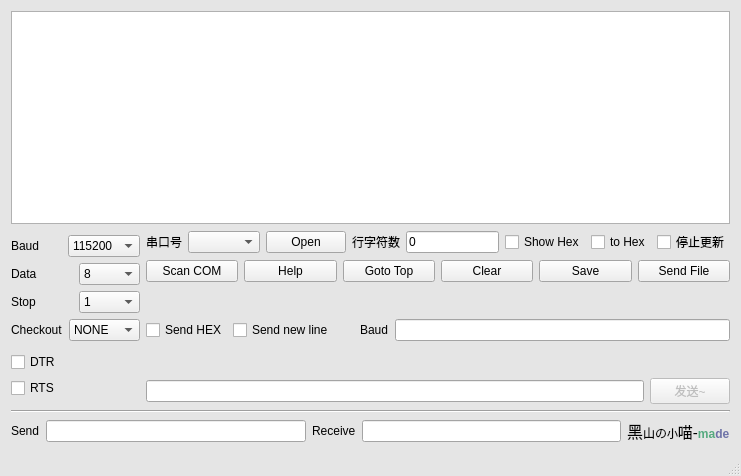
Qt form mqserial.ui (blackmiaoOL/Qt_Serial_Class) before a commit.
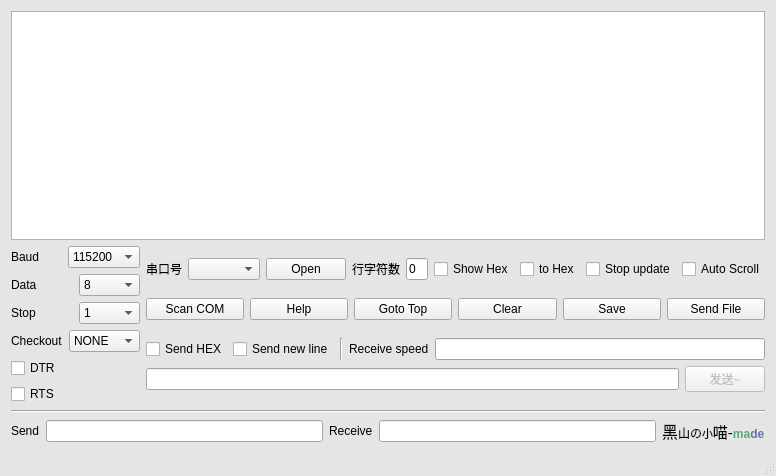
The same form after that commit.

Commit message: ini & send content

Diff of the .ui file:
```diff
--- a/mqserial.ui
+++ b/mqserial.ui
@@ -457,7 +457,14 @@
               <item>
                <widget class="QCheckBox" name="checkBox">
                 <property name="text">
-                 <string>停止更新</string>
+                 <string>Stop update</string>
+                </property>
+               </widget>
+              </item>
+              <item>
+               <widget class="QCheckBox" name="checkBox_6">
+                <property name="text">
+                 <string>Auto Scroll</string>
                 </property>
                </widget>
               </item>
@@ -530,22 +537,16 @@
                </widget>
               </item>
               <item>
-               <spacer name="verticalSpacer">
+               <widget class="Line" name="line_2">
                 <property name="orientation">
                  <enum>Qt::Vertical</enum>
                 </property>
-                <property name="sizeHint" stdset="0">
-                 <size>
-                  <width>20</width>
-                  <height>40</height>
-                 </size>
-                </property>
-               </spacer>
+               </widget>
               </item>
               <item>
                <widget class="QLabel" name="label_10">
                 <property name="text">
-                 <string>Baud</string>
+                 <string>Receive speed</string>
                 </property>
                </widget>
               </item>
```
The commit also changes 1 other file.
